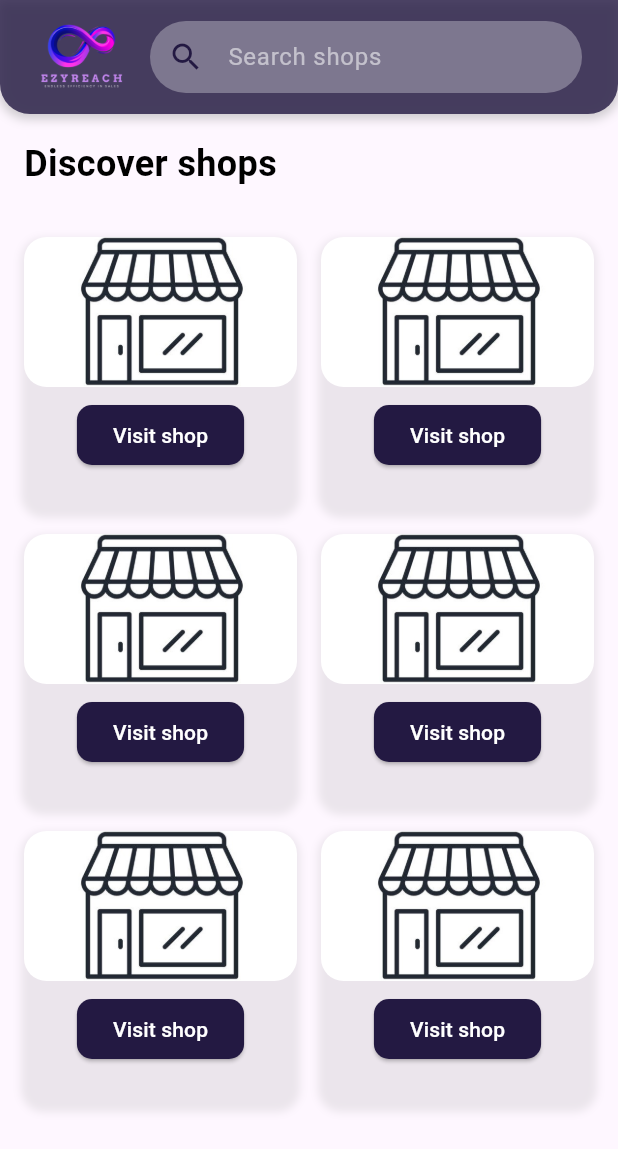
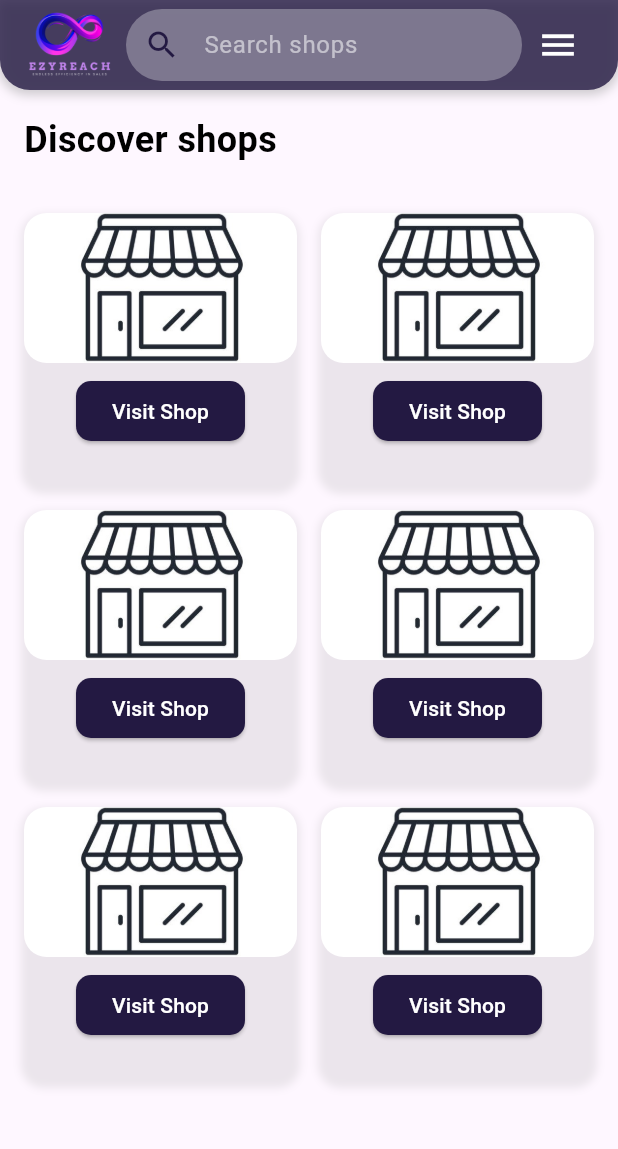
Before and after one commit to DeelakaSenal/EzyReach-MobileApplication, a Flutter app: the SalesRepDashboard screen opened directly, on a phone screen of 412 x 824 dp. Shown: the top 1149 px of the screen. Run offline on Flutter 3.47's test engine with Material 3 defaults, Android fonts, the phone set to English and light mode, and no system bars; our stand-ins replace cloud_firestore, firebase_auth, firebase_core; accounts and stored records are empty.

Commit message:
profile management update

```diff
--- a/ezyreach_mobile_application/lib/sales_rep_dashboard.dart
+++ b/ezyreach_mobile_application/lib/sales_rep_dashboard.dart
@@ -1,7 +1,40 @@
 import 'package:flutter/material.dart';
 
-class SalesRepDashboard extends StatelessWidget {
+import 'about_us.dart';
+
+class SalesRepDashboard extends StatefulWidget {
   const SalesRepDashboard({super.key});
+
+  @override
+  _SalesRepDashboardState createState() => _SalesRepDashboardState();
+}
+
+class _SalesRepDashboardState extends State<SalesRepDashboard> with TickerProviderStateMixin {
+  late AnimationController _animationController;
+  late Animation<Offset> _slideAnimation;
+
+  @override
+  void initState() {
+    super.initState();
+    // Initialize the AnimationController and SlideAnimation
+    _animationController = AnimationController(
+      vsync: this,
+      duration: const Duration(milliseconds: 300),
+    );
+    _slideAnimation = Tween<Offset>(
+      begin: const Offset(1, 0), // Start off-screen to the right
+      end: Offset.zero, // End at the normal position
+    ).animate(CurvedAnimation(
+      parent: _animationController,
+      curve: Curves.easeInOut,
+    ));
+  }
+
+  @override
+  void dispose() {
+    _animationController.dispose();
+    super.dispose();
+  }
 
   @override
   Widget build(BuildContext context) {
@@ -27,25 +60,19 @@ class SalesRepDashboard extends StatelessWidget {
             child: Padding(
               padding: const EdgeInsets.symmetric(horizontal: 16.0),
               child: Row(
-                mainAxisAlignment: MainAxisAlignment.spaceBetween,
                 children: [
-                  Row(
-                    children: [
+                  // Logo on the left
                   Padding(
-                        padding: const EdgeInsets.all(8.0),
+                    padding: const EdgeInsets.only(right: 8.0),
                     child: Image.asset(
                       'assets/loginlogo.png', // Logo image
-                          width: 60, // Adjusted size for larger logo
+                      width: 60,
                       height: 60,
                       fit: BoxFit.contain,
                     ),
                   ),
-                    ],
-                  ),
                   // Search bar
                   Expanded(
-                    child: Padding(
-                      padding: const EdgeInsets.symmetric(horizontal: 8.0),
                     child: TextField(
                       decoration: InputDecoration(
                         hintText: 'Search shops',
@@ -62,6 +89,20 @@ class SalesRepDashboard extends StatelessWidget {
                       style: const TextStyle(color: Colors.white), // White text for input
                     ),
                   ),
+                  // Hamburger menu with animation
+                  IconButton(
+                    icon: const Icon(
+                      Icons.menu,
+                      color: Colors.white,
+                      size: 28,
+                    ),
+                    onPressed: () {
+                      if (_animationController.isCompleted) {
+                        _animationController.reverse(); // Close the menu
+                      } else {
+                        _animationController.forward(); // Open the menu
+                      }
+                    },
                   ),
                 ],
               ),
@@ -69,8 +110,10 @@ class SalesRepDashboard extends StatelessWidget {
           ),
         ),
       ),
-      drawer: buildDrawer(context), // Side navigation panel (Drawer)
-      body: Column(
+      body: Stack(
+        children: [
+          // Main content of the dashboard
+          Column(
             crossAxisAlignment: CrossAxisAlignment.start,
             children: [
               const Padding(
@@ -100,26 +143,67 @@ class SalesRepDashboard extends StatelessWidget {
               ),
             ],
           ),
-    );
-  }
-
-  // Build the Drawer (side navigation panel)
-  Drawer buildDrawer(BuildContext context) {
-    return Drawer(
+          // Sliding drawer with animation
+          SlideTransition(
+            position: _slideAnimation,
+            child: FadeTransition(
+              opacity: _animationController,
+              child: Align(
+                alignment: Alignment.centerRight,
+                child: Container(
+                  width: MediaQuery.of(context).size.width / 2, // Drawer width: 1/2 of screen
+                  color: Colors.white,
+                  child: Drawer(
+                    child: Column(
+                      children: [
+                        Expanded(
                           child: ListView(
                             padding: EdgeInsets.zero,
                             children: <Widget>[
                               ListTile(
-            title: const Text('Home'),
+                                leading: const Icon(Icons.person, color: Color(0xFF231942)),
+                                title: const Text('Profile'),
                                 onTap: () {
                                   Navigator.pop(context);
+                                  print('Profile selected');
                                 },
                               ),
                               ListTile(
-            title: const Text('Profile'),
+                                leading: const Icon(Icons.store, color: Color(0xFF231942)),
+                                title: const Text('My Shops'),
                                 onTap: () {
                                   Navigator.pop(context);
+                                  print('My Shops selected');
                                 },
+                              ),
+                              ListTile(
+                                leading: const Icon(Icons.info, color: Color(0xFF231942)),
+                                title: const Text('About Us'),
+                                onTap: () {
+                                  Navigator.pop(context);
+                                  Navigator.push(
+                                context,
+                                  MaterialPageRoute(builder: (context) => const AboutUsPage()),
+                                  );
+                                },
+                              ),
+                              ListTile(
+                                leading: const Icon(Icons.logout, color: Color(0xFF231942)),
+                                title: const Text('Logout'),
+                                onTap: () {
+                                  Navigator.pop(context);
+                                  print('Logout selected');
+                                },
+                              ),
+                            ],
+                          ),
+                        ),
+                      ],
+                    ),
+                  ),
+                ),
+              ),
+            ),
           ),
         ],
       ),
@@ -167,7 +251,7 @@ class SalesRepDashboard extends StatelessWidget {
           ElevatedButton(
             onPressed: () {
               // Placeholder functionality
-              print("View Details clicked for $image");
+              print("Visit Shop clicked for $image");
             },
             style: ElevatedButton.styleFrom(
               backgroundColor: const Color(0xFF231942), // Updated button color
@@ -176,7 +260,7 @@ class SalesRepDashboard extends StatelessWidget {
               ),
             ),
             child: const Text(
-              "Visit shop",
+              "Visit Shop",
               style: TextStyle(color: Colors.white),
             ),
           ),
```
Also changed, not shown: ezyreach_mobile_application/lib/AccountPage.dart (added, +229 -0 lines), ezyreach_mobile_application/lib/about_us.dart (added, +118 -0 lines), ezyreach_mobile_application/lib/shop_owner_dashboard.dart (+33 -31 lines). Lines whose indentation alone changed are shown as unchanged.
